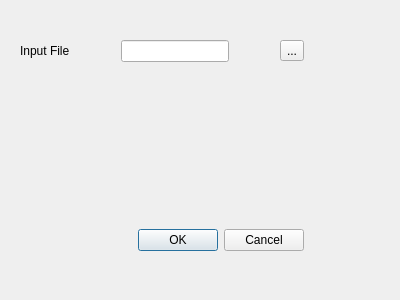
This is fill_fields/fill_fields_dialog_base.ui in Kritim-123/QGIS-Extension as Qt 5 draws it before an edit. The edited form follows.
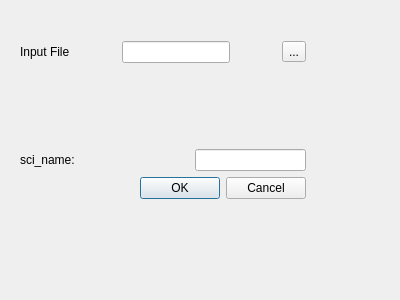
This is the edited form.

Commit message: Fill Fields UI is made and logic works just fine

```diff
--- a/fill_fields/fill_fields_dialog_base.ui
+++ b/fill_fields/fill_fields_dialog_base.ui
@@ -17,13 +17,15 @@
    <property name="geometry">
     <rect>
      <x>20</x>
-     <y>40</y>
-     <width>284</width>
-     <height>211</height>
+     <y>41</y>
+     <width>286</width>
+     <height>158</height>
     </rect>
    </property>
    <layout class="QGridLayout" name="gridLayout">
     <item row="0" column="0">
+     <layout class="QVBoxLayout" name="verticalLayout">
+      <item>
      <layout class="QHBoxLayout" name="horizontalLayout">
       <item>
        <widget class="QLabel" name="input_label">
@@ -70,20 +72,49 @@
       </item>
      </layout>
     </item>
-    <item row="1" column="0">
-     <spacer name="verticalSpacer">
+      <item>
+       <spacer name="verticalSpacer_2">
       <property name="orientation">
        <enum>Qt::Vertical</enum>
       </property>
       <property name="sizeHint" stdset="0">
        <size>
         <width>20</width>
-        <height>128</height>
+          <height>40</height>
        </size>
       </property>
      </spacer>
     </item>
-    <item row="2" column="0">
+      <item>
+       <layout class="QHBoxLayout" name="horizontalLayout_2">
+        <item>
+         <widget class="QLabel" name="sci_name_label">
+          <property name="text">
+           <string>sci_name: </string>
+          </property>
+         </widget>
+        </item>
+        <item>
+         <spacer name="horizontalSpacer_3">
+          <property name="orientation">
+           <enum>Qt::Horizontal</enum>
+          </property>
+          <property name="sizeHint" stdset="0">
+           <size>
+            <width>18</width>
+            <height>20</height>
+           </size>
+          </property>
+         </spacer>
+        </item>
+        <item>
+         <widget class="QLineEdit" name="sci_name_lineEdit"/>
+        </item>
+       </layout>
+      </item>
+     </layout>
+    </item>
+    <item row="1" column="0">
      <widget class="QDialogButtonBox" name="button_box">
       <property name="orientation">
        <enum>Qt::Horizontal</enum>
```
Lines whose indentation alone changed are shown as unchanged. The commit also changes 7 other files.
